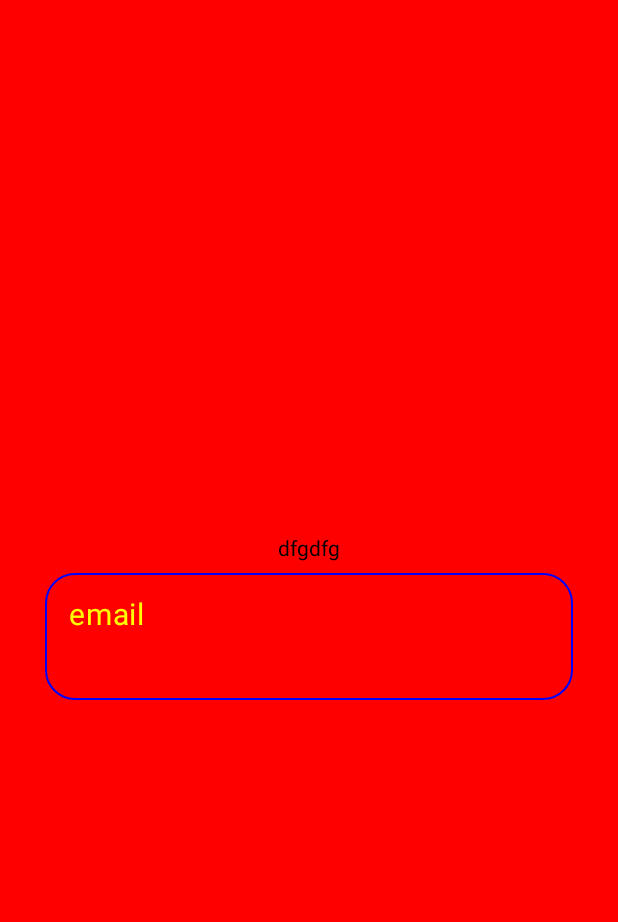
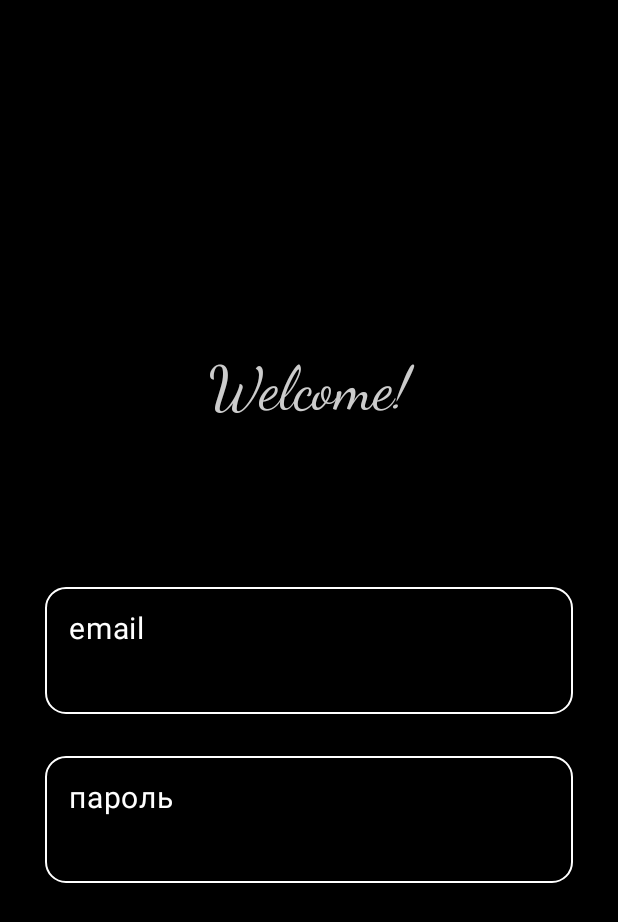
Before and after one commit to edinorozhkaaaaa/mobilka, an Android app built with Jetpack Compose: the @Preview function signPreview, on a phone screen of 412 x 824 dp. Shown: the top 922 px of the screen. Run offline under Robolectric (Android 15) with nearby library versions, the phone set to English and light mode, and no system bars.

Commit message:
есть сплэш и переход на сигнИн

```diff
--- a/app/build.gradle.kts
+++ b/app/build.gradle.kts
@@ -70,13 +70,13 @@ dependencies {
     debugImplementation(libs.androidx.ui.tooling)
     debugImplementation(libs.androidx.ui.test.manifest)
 
-
+//Supabase
     implementation(platform(libs.bom))
     implementation(libs.postgrest.kt)
     implementation(libs.auth.kt)
     implementation(libs.realtime.kt)
     implementation (libs.storage.kt)
 
-
+//Navigation
     implementation (libs.androidx.navigation.compose)
 }
--- /dev/null
+++ b/app/src/main/java/com/example/restraunt/presentation/screens/SignInSreen/SignInViewModel.kt
@@ -0,0 +1,5 @@
+package com.example.restraunt.presentation.screens.SignInSreen
+
+class SignInViewModel {
+
+}
--- a/app/src/main/java/com/example/restraunt/presentation/screens/SignInSreen/SingInScreen.kt
+++ b/app/src/main/java/com/example/restraunt/presentation/screens/SignInSreen/SingInScreen.kt
@@ -3,16 +3,22 @@ package com.example.restraunt.presentation.screens.SignInSreen
 import androidx.compose.foundation.background
 import androidx.compose.foundation.layout.Arrangement
 import androidx.compose.foundation.layout.Column
+import androidx.compose.foundation.layout.Spacer
 import androidx.compose.foundation.layout.fillMaxSize
+import androidx.compose.foundation.layout.height
 import androidx.compose.material3.Text
 import androidx.compose.runtime.Composable
 import androidx.compose.ui.Alignment
 import androidx.compose.ui.Modifier
 import androidx.compose.ui.graphics.Color
+import androidx.compose.ui.text.font.FontFamily
 import androidx.compose.ui.tooling.preview.Preview
+import androidx.compose.ui.unit.dp
+import androidx.compose.ui.unit.sp
 import androidx.navigation.NavHostController
 import androidx.navigation.compose.rememberNavController
 import com.example.restraunt.presentation.screens.components.TextFieldEmail
+import com.example.restraunt.presentation.screens.components.TextFieldPassword
 import io.ktor.websocket.Frame
 
 @Composable
@@ -20,12 +26,29 @@ fun SingInScreen(navController: NavHostController)
 {
     Column (
         horizontalAlignment = Alignment.CenterHorizontally,
+        verticalArrangement = Arrangement.Top
+    ) {
+
+    }
+
+    Column (
+        horizontalAlignment = Alignment.CenterHorizontally,
         verticalArrangement = Arrangement.Center,
-        modifier = Modifier.fillMaxSize().background(Color.Red)
+        modifier = Modifier.fillMaxSize().background(Color.Black)
     )
     {
-        Text(text="dfgdfg")
+        Text(text="Welcome!", fontSize = 40.sp, fontFamily = FontFamily.Cursive, color = Color.LightGray,
+        modifier = Modifier.align(Alignment.CenterHorizontally))
+
+        Spacer(modifier = Modifier.height(100.dp))
+
         TextFieldEmail("", false )
+        {
+
+        }
+        Spacer(modifier = Modifier.height(20.dp))
+
+        TextFieldPassword("", false )
         {
 
         }
--- a/app/src/main/java/com/example/restraunt/presentation/screens/components/TextField.kt
+++ b/app/src/main/java/com/example/restraunt/presentation/screens/components/TextField.kt
@@ -1,41 +1,23 @@
 package com.example.restraunt.presentation.screens.components
 
-import androidx.compose.foundation.layout.Column
-import androidx.compose.foundation.layout.fillMaxWidth
+import androidx.compose.foundation.layout.size
 import androidx.compose.foundation.shape.RoundedCornerShape
-import androidx.compose.foundation.text.KeyboardActions
 import androidx.compose.foundation.text.KeyboardOptions
-import androidx.compose.material3.ExperimentalMaterial3Api
 import androidx.compose.material3.MaterialTheme
 import androidx.compose.material3.OutlinedTextField
 import androidx.compose.material3.OutlinedTextFieldDefaults
 import androidx.compose.material3.Text
-import androidx.compose.material3.TextField
-import androidx.compose.material3.TextFieldDefaults
 import androidx.compose.runtime.Composable
-import androidx.compose.runtime.getValue
-import androidx.compose.runtime.mutableStateOf
-import androidx.compose.runtime.remember
-import androidx.compose.runtime.saveable.rememberSaveable
-import androidx.compose.runtime.setValue
 import androidx.compose.ui.Modifier
-import androidx.compose.ui.focus.FocusDirection
-import androidx.compose.ui.focus.onFocusChanged
 import androidx.compose.ui.graphics.Color
-import androidx.compose.ui.graphics.Outline
-import androidx.compose.ui.platform.LocalFocusManager
-import androidx.compose.ui.text.TextRange
 import androidx.compose.ui.text.input.ImeAction
 import androidx.compose.ui.text.input.KeyboardType
-import androidx.compose.ui.text.input.TextFieldValue
 import androidx.compose.ui.tooling.preview.Preview
 import androidx.compose.ui.unit.dp
 import androidx.compose.ui.unit.sp
-import androidx.navigation.compose.rememberNavController
 
 
 
-@OptIn(ExperimentalMaterial3Api::class)
 @Composable
 fun TextFieldEmail(value: String, error: Boolean, onvaluechange: (String) -> Unit) {
     OutlinedTextField(
@@ -44,27 +26,49 @@ fun TextFieldEmail(value: String, error: Boolean, onvaluechange: (String) -> Uni
         textStyle = MaterialTheme.typography.displayMedium,
         isError = error,
         colors = OutlinedTextFieldDefaults.colors(
-            focusedBorderColor = Color.Yellow,
-            unfocusedBorderColor = Color.Blue,
-            focusedLabelColor = Color.Yellow,
-            unfocusedLabelColor = Color.Blue
+            focusedBorderColor = Color.White,
+            unfocusedBorderColor = Color.White,
+            focusedLabelColor = Color.White,
+            unfocusedLabelColor = Color.White,
+
         ),
         keyboardOptions = KeyboardOptions(
             keyboardType = KeyboardType.Email,
             imeAction = ImeAction.Next
        ),
-        shape = RoundedCornerShape(20.dp),
-        label = { Text("email", fontSize = 20.sp, color = Color.Yellow) }, // Текст подсказки внутри поля
+        shape = RoundedCornerShape(14.dp),
+        label = { Text("email", fontSize = 20.sp, color = Color.White) }, // Текст подсказки внутри поля
         modifier = Modifier
     )
+}
 
-
+@Composable
+fun TextFieldPassword(value: String, error: Boolean, onvaluechange: (String) -> Unit) {
+    OutlinedTextField(
+        value = value,
+        onValueChange = { onvaluechange(it) },
+        textStyle = MaterialTheme.typography.displayMedium,
+        isError = error,
+        colors = OutlinedTextFieldDefaults.colors(
+            focusedBorderColor = Color.White,
+            unfocusedBorderColor = Color.White,
+            focusedLabelColor = Color.White,
+            unfocusedLabelColor = Color.White,
+        ),
+        keyboardOptions = KeyboardOptions(
+            keyboardType = KeyboardType.Email,
+            imeAction = ImeAction.Next
+        ),
+        shape = RoundedCornerShape(14.dp),
+        label = { Text("пароль", fontSize = 20.sp, color = Color.White) },
+        modifier = Modifier
+    )
 }
 
 
 
-@Preview(showBackground = true)
-@Composable
-fun TextFieldEmailPreview() {
-    TextFieldEmail(value = "", error = false, onvaluechange = {})
-}
+//@Preview(showBackground = true)
+//@Composable
+//fun TextFieldEmailPreview() {
+//    TextFieldEmail(value = "", error = false, onvaluechange = {})
+//}
--- a/app/src/main/java/com/example/restraunt/presentation/ui/theme/Color.kt
+++ b/app/src/main/java/com/example/restraunt/presentation/ui/theme/Color.kt
@@ -9,3 +9,4 @@ val Pink80 = Color(0xFFEFB8C8)
 val Purple40 = Color(0xFF6650a4)
 val PurpleGrey40 = Color(0xFF625b71)
 val Pink40 = Color(0xFF7D5260)
+val Beige = Color (0xD8B07C)
--- a/app/src/main/res/values/colors.xml
+++ b/app/src/main/res/values/colors.xml
@@ -7,4 +7,5 @@
     <color name="teal_700">#FF018786</color>
     <color name="black">#FF000000</color>
     <color name="white">#FFFFFFFF</color>
+    <color name="beige">#D8B07C</color>
 </resources>
```
